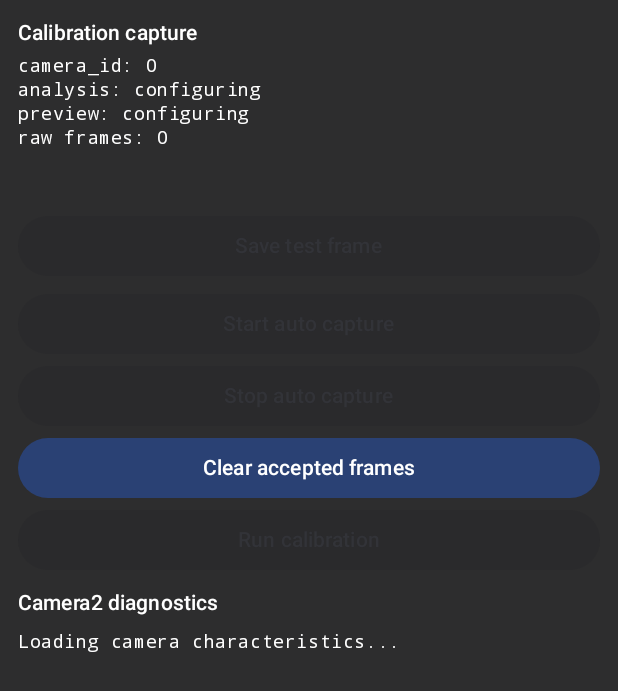
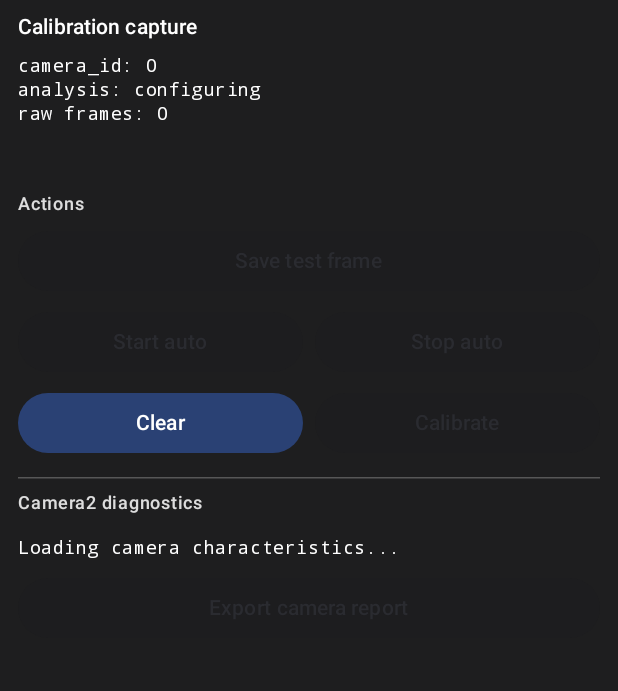
Before and after one commit to sal0-h/charuco-calibrator-android, an Android app built with Jetpack Compose: the composable DiagnosticsPanel called with empty values, on a phone screen of 412 x 824 dp. Shown: the top 691 px of the screen. Run offline under Robolectric (Android 15) with nearby library versions, the phone set to English and light mode, and no system bars.

Commit message:
Fix diagnostics panel scrolling and button layout
Co-authored-by: Salman Hajizada <sal0-h@users.noreply.github.com>

```diff
--- a/app/src/main/java/com/example/charucocalibrator/MainActivity.kt
+++ b/app/src/main/java/com/example/charucocalibrator/MainActivity.kt
@@ -14,15 +14,20 @@ import androidx.activity.result.contract.ActivityResultContracts
 import androidx.compose.foundation.background
 import androidx.compose.foundation.layout.Box
 import androidx.compose.foundation.layout.Column
+import androidx.compose.foundation.layout.Row
+import androidx.compose.foundation.layout.Spacer
 import androidx.compose.foundation.layout.fillMaxHeight
 import androidx.compose.foundation.layout.fillMaxSize
 import androidx.compose.foundation.layout.fillMaxWidth
+import androidx.compose.foundation.layout.height
 import androidx.compose.foundation.layout.navigationBarsPadding
 import androidx.compose.foundation.layout.padding
 import androidx.compose.foundation.layout.statusBarsPadding
+import androidx.compose.foundation.layout.width
 import androidx.compose.foundation.rememberScrollState
 import androidx.compose.foundation.verticalScroll
 import androidx.compose.material3.Button
+import androidx.compose.material3.HorizontalDivider
 import androidx.compose.material3.MaterialTheme
 import androidx.compose.material3.Text
 import androidx.compose.runtime.Composable
@@ -239,64 +244,42 @@ private fun DiagnosticsPanel(
     onRunCalibration: () -> Unit,
     modifier: Modifier = Modifier
 ) {
+    val scrollState = rememberScrollState()
+    val mono = MaterialTheme.typography.bodySmall.copy(fontFamily = FontFamily.Monospace)
+    val label = MaterialTheme.typography.labelSmall.copy(fontFamily = FontFamily.Monospace)
+
     Column(
         modifier = modifier
-            .background(Color.Black.copy(alpha = 0.82f))
+            .background(Color.Black.copy(alpha = 0.88f))
             .navigationBarsPadding()
-            .padding(12.dp)
     ) {
         Text(
             text = "Calibration capture",
             color = Color.White,
-            style = MaterialTheme.typography.titleSmall
+            style = MaterialTheme.typography.titleSmall,
+            modifier = Modifier.padding(horizontal = 12.dp, vertical = 8.dp)
         )
+        Column(
+            modifier = Modifier
+                .weight(1f)
+                .fillMaxWidth()
+                .verticalScroll(scrollState)
+                .padding(horizontal = 12.dp)
+                .padding(bottom = 12.dp)
+        ) {
             Text(
-            text = buildString {
-                appendLine("camera_id: ${streamConfiguration?.cameraId ?: DEFAULT_CAMERA_ID}")
-                appendLine(
-                    "analysis: ${streamConfiguration?.analysisSize?.display() ?: "configuring"}"
-                )
-                appendLine(
-                    "preview: ${streamConfiguration?.previewSize?.display() ?: "configuring"}"
-                )
-                appendLine("raw frames: $frameCount")
-                analysisSnapshot?.let { snapshot ->
-                    appendLine("processed frames: ${snapshot.processedFrameCount}")
-                    appendLine(
-                        "sharpness: ${
-                            snapshot.sharpness?.let { "%.1f".format(it) } ?: "n/a"
-                        }"
-                    )
-                    appendLine(
-                        "processing FPS: ${
-                            if (snapshot.processingFps > 0.0) {
-                                "%.1f".format(snapshot.processingFps)
-                            } else {
-                                "n/a"
-                            }
-                        }"
-                    )
-                    appendLine("markers: ${snapshot.markerCount}")
-                    appendLine("charuco corners: ${snapshot.charucoCornerCount}")
-                    appendLine("detection: ${snapshot.detectionStatus}")
-                    snapshot.rejectionReason?.let { appendLine("rejection: $it") }
-                    snapshot.bboxAreaRatio?.let {
-                        appendLine("bbox area ratio: ${"%.3f".format(it)}")
-                    }
-                    snapshot.calibrationStatus?.let { appendLine("calibration: $it") }
-                }
-            },
+                text = buildLiveStatsText(streamConfiguration, frameCount, analysisSnapshot),
                 color = Color.White,
-            style = MaterialTheme.typography.bodySmall,
-            fontFamily = FontFamily.Monospace,
-            modifier = Modifier.padding(top = 4.dp)
+                style = mono
             )
             Text(
                 text = pipelineStatus,
                 color = Color.White,
                 style = MaterialTheme.typography.labelSmall,
-            modifier = Modifier.padding(vertical = 4.dp)
+                modifier = Modifier.padding(vertical = 6.dp)
             )
+
+            SectionLabel("Actions")
             Button(
                 onClick = onSaveTestFrame,
                 enabled = streamConfiguration != null,
@@ -304,122 +287,84 @@ private fun DiagnosticsPanel(
             ) {
                 Text("Save test frame")
             }
-        analysisSnapshot?.let { snapshot ->
-            Text(
-                text = buildString {
-                    appendLine("accepted: ${snapshot.acceptedFrameCount}/${snapshot.maxAcceptedFrames}")
-                    appendLine("auto capture: ${if (snapshot.autoCaptureActive) "on" else "off"}")
-                    snapshot.lastAcceptanceReason?.let { appendLine("last decision: $it") }
-                    snapshot.bboxAreaRatio?.let {
-                        append("coverage score: ${"%.3f".format(it)}")
-                    }
-                },
-                color = Color.White,
-                style = MaterialTheme.typography.labelSmall,
-                fontFamily = FontFamily.Monospace,
-                modifier = Modifier.padding(top = 4.dp)
-            )
-        }
+            Spacer(modifier = Modifier.height(6.dp))
+            Row(modifier = Modifier.fillMaxWidth()) {
                 Button(
                     onClick = onStartAutoCapture,
                     enabled = streamConfiguration != null,
-            modifier = Modifier
-                .fillMaxWidth()
-                .padding(top = 4.dp)
+                    modifier = Modifier.weight(1f)
                 ) {
-            Text("Start auto capture")
+                    Text("Start auto")
                 }
+                Spacer(modifier = Modifier.width(8.dp))
                 Button(
                     onClick = onStopAutoCapture,
                     enabled = streamConfiguration != null,
-            modifier = Modifier.fillMaxWidth()
+                    modifier = Modifier.weight(1f)
                 ) {
-            Text("Stop auto capture")
+                    Text("Stop auto")
                 }
+            }
+            Spacer(modifier = Modifier.height(6.dp))
+            Row(modifier = Modifier.fillMaxWidth()) {
                 Button(
                     onClick = onClearAcceptedFrames,
-            modifier = Modifier.fillMaxWidth()
+                    modifier = Modifier.weight(1f)
                 ) {
-            Text("Clear accepted frames")
+                    Text("Clear")
                 }
+                Spacer(modifier = Modifier.width(8.dp))
                 Button(
                     onClick = onRunCalibration,
                     enabled = (analysisSnapshot?.acceptedFrameCount ?: 0) >= 3 &&
                         analysisSnapshot?.isCalibrating != true,
-            modifier = Modifier.fillMaxWidth()
+                    modifier = Modifier.weight(1f)
                 ) {
                     Text(
                         if (analysisSnapshot?.isCalibrating == true) {
                             "Calibrating..."
                         } else {
-                    "Run calibration"
+                            "Calibrate"
                         }
                     )
                 }
-        analysisSnapshot?.calibrationStatus?.let { status ->
+            }
+
+            analysisSnapshot?.let { snapshot ->
+                Spacer(modifier = Modifier.height(8.dp))
                 Text(
-                text = buildString {
-                    appendLine("calibration: $status")
-                    analysisSnapshot.calibrationReprojectionError?.let {
-                        appendLine("reprojection error: ${"%.3f".format(it)} px")
-                    }
-                    if (
-                        analysisSnapshot.calibrationFx != null &&
-                        analysisSnapshot.calibrationFy != null &&
-                        analysisSnapshot.calibrationCx != null &&
-                        analysisSnapshot.calibrationCy != null
-                    ) {
-                        appendLine(
-                            "fx/fy/cx/cy: ${
-                                "%.1f".format(analysisSnapshot.calibrationFx)
-                            } / ${
-                                "%.1f".format(analysisSnapshot.calibrationFy)
-                            } / ${
-                                "%.1f".format(analysisSnapshot.calibrationCx)
-                            } / ${
-                                "%.1f".format(analysisSnapshot.calibrationCy)
-                            }"
+                    text = buildAcceptanceText(snapshot),
+                    color = Color.White,
+                    style = label
                 )
             }
-                    analysisSnapshot.calibrationOutputPath?.let {
-                        append("output: $it")
-                    }
-                },
+
+            analysisSnapshot?.calibrationStatus?.let {
+                Spacer(modifier = Modifier.height(8.dp))
+                Text(
+                    text = buildCalibrationText(analysisSnapshot),
                     color = Color.White,
-                style = MaterialTheme.typography.labelSmall,
-                fontFamily = FontFamily.Monospace,
-                modifier = Modifier.padding(top = 4.dp)
+                    style = label
                 )
             }
+
             frameSaveMessage?.let {
+                Spacer(modifier = Modifier.height(8.dp))
+                Text(text = it, color = Color.White, style = MaterialTheme.typography.labelSmall)
+            }
+            latestSavedFrame?.let {
+                Spacer(modifier = Modifier.height(8.dp))
                 Text(
-                text = it,
+                    text = buildSavedFrameText(it),
                     color = Color.White,
-                style = MaterialTheme.typography.labelSmall,
-                modifier = Modifier.padding(top = 4.dp)
+                    style = label
                 )
             }
-        latestSavedFrame?.let {
-            Text(
-                text = buildString {
-                    appendLine("Latest saved frame")
-                    appendLine("  saved: ${it.savedAtUtc}")
-                    appendLine("  dimensions: ${it.imageWidth}x${it.imageHeight}")
-                    appendLine("  image: ${it.imageFile.absolutePath}")
-                    append("  metadata: ${it.metadataFile.absolutePath}")
-                },
-                color = Color.White,
-                style = MaterialTheme.typography.labelSmall,
-                fontFamily = FontFamily.Monospace,
-                modifier = Modifier.padding(top = 4.dp)
-            )
-        }
-        Text(
-            text = "Camera2 diagnostics",
-            color = Color.White,
-            style = MaterialTheme.typography.titleSmall,
-            modifier = Modifier.padding(top = 8.dp)
-        )
+
+            Spacer(modifier = Modifier.height(12.dp))
+            HorizontalDivider(color = Color.White.copy(alpha = 0.25f))
+            Spacer(modifier = Modifier.height(8.dp))
+            SectionLabel("Camera2 diagnostics")
             Text(
                 text = when {
                     error != null -> "Diagnostics failed: $error"
@@ -427,13 +372,8 @@ private fun DiagnosticsPanel(
                     else -> report.toDisplayText()
                 },
                 color = if (error == null) Color.White else MaterialTheme.colorScheme.error,
-            style = MaterialTheme.typography.bodySmall,
-            fontFamily = FontFamily.Monospace,
-            modifier = Modifier
-                .weight(1f)
-                .fillMaxWidth()
-                .padding(vertical = 8.dp)
-                .verticalScroll(rememberScrollState())
+                style = mono,
+                modifier = Modifier.padding(vertical = 8.dp)
             )
             Button(
                 onClick = onExport,
@@ -451,6 +391,70 @@ private fun DiagnosticsPanel(
                 )
             }
         }
+    }
+}
+
+@Composable
+private fun SectionLabel(text: String) {
+    Text(
+        text = text,
+        color = Color.White.copy(alpha = 0.85f),
+        style = MaterialTheme.typography.labelMedium,
+        modifier = Modifier.padding(bottom = 6.dp)
+    )
+}
+
+private fun buildLiveStatsText(
+    streamConfiguration: CameraStreamConfiguration?,
+    frameCount: Long,
+    analysisSnapshot: FrameAnalysisSnapshot?
+): String = buildString {
+    appendLine("camera_id: ${streamConfiguration?.cameraId ?: DEFAULT_CAMERA_ID}")
+    appendLine("analysis: ${streamConfiguration?.analysisSize?.display() ?: "configuring"}")
+    appendLine("raw frames: $frameCount")
+    analysisSnapshot?.let { snapshot ->
+        appendLine("processed: ${snapshot.processedFrameCount}")
+        appendLine("sharpness: ${snapshot.sharpness?.let { "%.1f".format(it) } ?: "n/a"}")
+        appendLine("markers: ${snapshot.markerCount}  corners: ${snapshot.charucoCornerCount}")
+        appendLine("detection: ${snapshot.detectionStatus}")
+        snapshot.rejectionReason?.let { appendLine("rejection: $it") }
+    }
+}
+
+private fun buildAcceptanceText(snapshot: FrameAnalysisSnapshot): String = buildString {
+    appendLine("accepted: ${snapshot.acceptedFrameCount}/${snapshot.maxAcceptedFrames}")
+    appendLine("auto capture: ${if (snapshot.autoCaptureActive) "on" else "off"}")
+    snapshot.lastAcceptanceReason?.let { appendLine("last decision: $it") }
+    snapshot.bboxAreaRatio?.let { append("coverage: ${"%.3f".format(it)}") }
+}
+
+private fun buildCalibrationText(snapshot: FrameAnalysisSnapshot): String = buildString {
+    appendLine("calibration: ${snapshot.calibrationStatus}")
+    snapshot.calibrationReprojectionError?.let {
+        appendLine("reprojection error: ${"%.3f".format(it)} px")
+    }
+    if (
+        snapshot.calibrationFx != null &&
+        snapshot.calibrationFy != null &&
+        snapshot.calibrationCx != null &&
+        snapshot.calibrationCy != null
+    ) {
+        appendLine(
+            "fx/fy/cx/cy: ${"%.1f".format(snapshot.calibrationFx)} / " +
+                "${"%.1f".format(snapshot.calibrationFy)} / " +
+                "${"%.1f".format(snapshot.calibrationCx)} / " +
+                "${"%.1f".format(snapshot.calibrationCy)}"
+        )
+    }
+    snapshot.calibrationOutputPath?.let { appendLine("output: $it") }
+}
+
+private fun buildSavedFrameText(savedFrame: SavedFrameFiles): String = buildString {
+    appendLine("Latest saved frame")
+    appendLine("  saved: ${savedFrame.savedAtUtc}")
+    appendLine("  dimensions: ${savedFrame.imageWidth}x${savedFrame.imageHeight}")
+    appendLine("  image: ${savedFrame.imageFile.absolutePath}")
+    append("  metadata: ${savedFrame.metadataFile.absolutePath}")
 }
 
 @Composable
```
Lines whose indentation alone changed are shown as unchanged.
